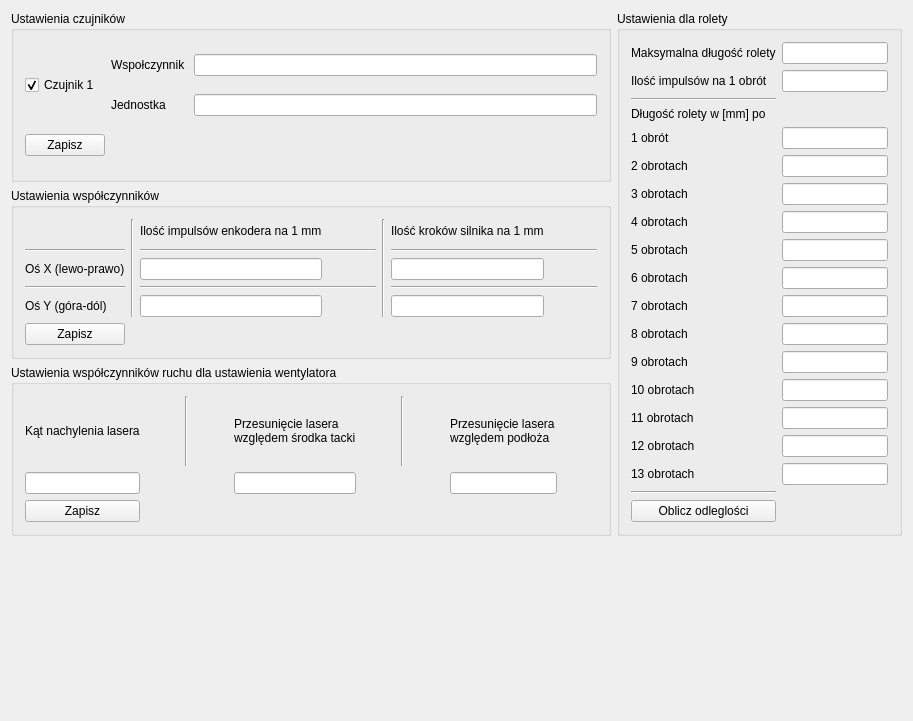
wiacekmarcin/StanowiskoOtwock, file PrzeplywomierzGUI/Serwis/mainwindow.ui: the form before one commit.
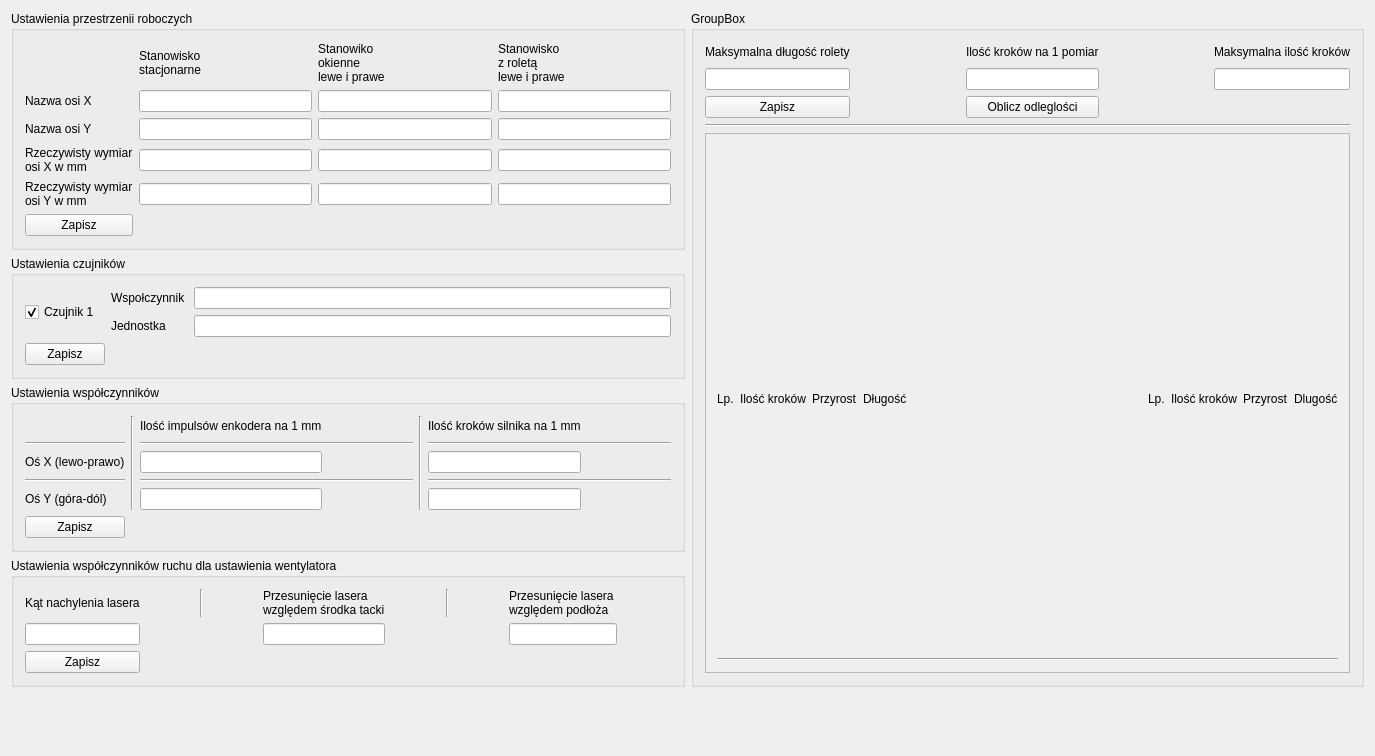
The form after the commit.

The edit to the form file:
```diff
--- a/PrzeplywomierzGUI/Serwis/mainwindow.ui
+++ b/PrzeplywomierzGUI/Serwis/mainwindow.ui
@@ -6,8 +6,8 @@
    <rect>
     <x>0</x>
     <y>0</y>
-    <width>913</width>
-    <height>721</height>
+    <width>1375</width>
+    <height>756</height>
    </rect>
   </property>
   <property name="windowTitle">
@@ -15,7 +15,67 @@
   </property>
   <widget class="QWidget" name="centralWidget">
    <layout class="QGridLayout" name="gridLayout_2">
-    <item row="4" column="0">
+    <item row="2" column="0">
+     <widget class="QGroupBox" name="groupBox">
+      <property name="title">
+       <string>Ustawienia czujników</string>
+      </property>
+      <property name="flat">
+       <bool>false</bool>
+      </property>
+      <layout class="QGridLayout" name="gridLayoutCzujniki">
+       <item row="0" column="0" rowspan="2">
+        <widget class="QCheckBox" name="cbcz1">
+         <property name="text">
+          <string>Czujnik 1</string>
+         </property>
+         <property name="checked">
+          <bool>true</bool>
+         </property>
+        </widget>
+       </item>
+       <item row="0" column="1">
+        <widget class="QLabel" name="lratio1">
+         <property name="text">
+          <string>Wspołczynnik </string>
+         </property>
+        </widget>
+       </item>
+       <item row="0" column="2">
+        <widget class="QLineEdit" name="ecz1ratio">
+         <property name="text">
+          <string/>
+         </property>
+        </widget>
+       </item>
+       <item row="1" column="1">
+        <widget class="QLabel" name="lunit1">
+         <property name="text">
+          <string>Jednostka</string>
+         </property>
+        </widget>
+       </item>
+       <item row="1" column="2">
+        <widget class="QLineEdit" name="ecz1unit">
+         <property name="text">
+          <string/>
+         </property>
+         <property name="maxLength">
+          <number>10</number>
+         </property>
+        </widget>
+       </item>
+       <item row="2" column="0">
+        <widget class="QPushButton" name="pbSaveRadioCzujnik">
+         <property name="text">
+          <string>Zapisz</string>
+         </property>
+        </widget>
+       </item>
+      </layout>
+     </widget>
+    </item>
+    <item row="5" column="0">
      <spacer name="verticalSpacer">
       <property name="orientation">
        <enum>Qt::Vertical</enum>
@@ -28,134 +88,7 @@
       </property>
      </spacer>
     </item>
-    <item row="2" column="0">
-     <widget class="QGroupBox" name="groupBoxWentylator">
-      <property name="title">
-       <string>Ustawienia współczynników ruchu dla ustawienia wentylatora</string>
-      </property>
-      <layout class="QGridLayout" name="gridLayoutWenty">
-       <item row="0" column="0">
-        <widget class="QLabel" name="lwiatrakkat">
-         <property name="text">
-          <string>Kąt nachylenia lasera</string>
-         </property>
-        </widget>
-       </item>
-       <item row="0" column="1">
-        <spacer name="horizontalSpacerWentylator_1">
-         <property name="orientation">
-          <enum>Qt::Horizontal</enum>
-         </property>
-         <property name="sizeHint" stdset="0">
-          <size>
-           <width>40</width>
-           <height>20</height>
-          </size>
-         </property>
-        </spacer>
-       </item>
-       <item row="0" column="2">
-        <widget class="Line" name="linewentylator_1">
-         <property name="orientation">
-          <enum>Qt::Vertical</enum>
-         </property>
-        </widget>
-       </item>
-       <item row="0" column="3">
-        <spacer name="horizontalSpacerWentylator_2">
-         <property name="orientation">
-          <enum>Qt::Horizontal</enum>
-         </property>
-         <property name="sizeHint" stdset="0">
-          <size>
-           <width>40</width>
-           <height>20</height>
-          </size>
-         </property>
-        </spacer>
-       </item>
-       <item row="0" column="4">
-        <widget class="QLabel" name="lwiatrakx">
-         <property name="text">
-          <string>Przesunięcie lasera
-względem środka tacki</string>
-         </property>
-        </widget>
-       </item>
-       <item row="0" column="5">
-        <spacer name="horizontalSpacerWentylator_3">
-         <property name="orientation">
-          <enum>Qt::Horizontal</enum>
-         </property>
-         <property name="sizeHint" stdset="0">
-          <size>
-           <width>40</width>
-           <height>20</height>
-          </size>
-         </property>
-        </spacer>
-       </item>
-       <item row="0" column="6">
-        <widget class="Line" name="linewentylator_2">
-         <property name="orientation">
-          <enum>Qt::Vertical</enum>
-         </property>
-        </widget>
-       </item>
-       <item row="0" column="7">
-        <spacer name="horizontalSpacerWentylator_4">
-         <property name="orientation">
-          <enum>Qt::Horizontal</enum>
-         </property>
-         <property name="sizeHint" stdset="0">
-          <size>
-           <width>40</width>
-           <height>20</height>
-          </size>
-         </property>
-        </spacer>
-       </item>
-       <item row="0" column="8">
-        <widget class="QLabel" name="lwiatraky">
-         <property name="text">
-          <string>Przesunięcie lasera
-względem podłoża</string>
-         </property>
-        </widget>
-       </item>
-       <item row="0" column="9">
-        <spacer name="horizontalSpacerWentylator_5">
-         <property name="orientation">
-          <enum>Qt::Horizontal</enum>
-         </property>
-         <property name="sizeHint" stdset="0">
-          <size>
-           <width>40</width>
-           <height>20</height>
-          </size>
-         </property>
-        </spacer>
-       </item>
-       <item row="1" column="0">
-        <widget class="QLineEdit" name="ewiatrakkat"/>
-       </item>
-       <item row="1" column="4">
-        <widget class="QLineEdit" name="ewiatrakx"/>
-       </item>
-       <item row="1" column="8">
-        <widget class="QLineEdit" name="ewiatraky"/>
-       </item>
-       <item row="2" column="0">
-        <widget class="QPushButton" name="pbSaveWentylator">
-         <property name="text">
-          <string>Zapisz</string>
-         </property>
-        </widget>
-       </item>
-      </layout>
-     </widget>
-    </item>
-    <item row="1" column="0">
+    <item row="3" column="0">
      <widget class="QGroupBox" name="groupBoxMechanizm">
       <property name="title">
        <string>Ustawienia współczynników</string>
@@ -293,105 +226,290 @@
       </layout>
      </widget>
     </item>
-    <item row="0" column="0">
-     <widget class="QGroupBox" name="groupBox">
+    <item row="4" column="0">
+     <widget class="QGroupBox" name="groupBoxWentylator">
       <property name="title">
-       <string>Ustawienia czujników</string>
+       <string>Ustawienia współczynników ruchu dla ustawienia wentylatora</string>
       </property>
-      <property name="flat">
-       <bool>false</bool>
-      </property>
-      <layout class="QGridLayout" name="gridLayoutCzujniki">
-       <item row="0" column="0" rowspan="2">
-        <widget class="QCheckBox" name="cbcz1">
-         <property name="text">
-          <string>Czujnik 1</string>
+      <layout class="QGridLayout" name="gridLayoutWenty">
+       <item row="0" column="5">
+        <spacer name="horizontalSpacerWentylator_3">
+         <property name="orientation">
+          <enum>Qt::Horizontal</enum>
          </property>
-         <property name="checked">
-          <bool>true</bool>
+         <property name="sizeHint" stdset="0">
+          <size>
+           <width>40</width>
+           <height>20</height>
+          </size>
          </property>
-        </widget>
+        </spacer>
        </item>
        <item row="0" column="1">
-        <widget class="QLabel" name="lratio1">
-         <property name="text">
-          <string>Wspołczynnik </string>
+        <spacer name="horizontalSpacerWentylator_1">
+         <property name="orientation">
+          <enum>Qt::Horizontal</enum>
          </property>
-        </widget>
+         <property name="sizeHint" stdset="0">
+          <size>
+           <width>40</width>
+           <height>20</height>
+          </size>
+         </property>
+        </spacer>
        </item>
        <item row="0" column="2">
-        <widget class="QLineEdit" name="ecz1ratio">
-         <property name="text">
-          <string/>
+        <widget class="Line" name="linewentylator_1">
+         <property name="orientation">
+          <enum>Qt::Vertical</enum>
          </property>
         </widget>
        </item>
-       <item row="1" column="1">
-        <widget class="QLabel" name="lunit1">
-         <property name="text">
-          <string>Jednostka</string>
+       <item row="0" column="6">
+        <widget class="Line" name="linewentylator_2">
+         <property name="orientation">
+          <enum>Qt::Vertical</enum>
          </property>
         </widget>
        </item>
-       <item row="1" column="2">
-        <widget class="QLineEdit" name="ecz1unit">
+       <item row="0" column="8">
+        <widget class="QLabel" name="lwiatraky">
          <property name="text">
-          <string/>
+          <string>Przesunięcie lasera
+względem podłoża</string>
          </property>
-         <property name="maxLength">
-          <number>10</number>
+        </widget>
+       </item>
+       <item row="0" column="9">
+        <spacer name="horizontalSpacerWentylator_5">
+         <property name="orientation">
+          <enum>Qt::Horizontal</enum>
+         </property>
+         <property name="sizeHint" stdset="0">
+          <size>
+           <width>40</width>
+           <height>20</height>
+          </size>
+         </property>
+        </spacer>
+       </item>
+       <item row="1" column="8">
+        <widget class="QLineEdit" name="ewiatraky"/>
+       </item>
+       <item row="0" column="3">
+        <spacer name="horizontalSpacerWentylator_2">
+         <property name="orientation">
+          <enum>Qt::Horizontal</enum>
+         </property>
+         <property name="sizeHint" stdset="0">
+          <size>
+           <width>40</width>
+           <height>20</height>
+          </size>
+         </property>
+        </spacer>
+       </item>
+       <item row="0" column="7">
+        <spacer name="horizontalSpacerWentylator_4">
+         <property name="orientation">
+          <enum>Qt::Horizontal</enum>
+         </property>
+         <property name="sizeHint" stdset="0">
+          <size>
+           <width>40</width>
+           <height>20</height>
+          </size>
+         </property>
+        </spacer>
+       </item>
+       <item row="1" column="4">
+        <widget class="QLineEdit" name="ewiatrakx"/>
+       </item>
+       <item row="0" column="0">
+        <widget class="QLabel" name="lwiatrakkat">
+         <property name="text">
+          <string>Kąt nachylenia lasera</string>
          </property>
         </widget>
        </item>
        <item row="2" column="0">
-        <widget class="QPushButton" name="pbSaveRadioCzujnik">
+        <widget class="QPushButton" name="pbSaveWentylator">
          <property name="text">
           <string>Zapisz</string>
          </property>
         </widget>
        </item>
+       <item row="1" column="0">
+        <widget class="QLineEdit" name="ewiatrakkat"/>
+       </item>
+       <item row="0" column="4">
+        <widget class="QLabel" name="lwiatrakx">
+         <property name="text">
+          <string>Przesunięcie lasera
+względem środka tacki</string>
+         </property>
+        </widget>
+       </item>
       </layout>
      </widget>
     </item>
-    <item row="0" column="1" rowspan="3">
+    <item row="1" column="0">
      <widget class="QGroupBox" name="groupBox_2">
       <property name="title">
-       <string>Ustawienia dla rolety</string>
+       <string>Ustawienia przestrzenii roboczych</string>
+      </property>
+      <layout class="QGridLayout" name="gridLayout_4">
+       <item row="2" column="2">
+        <widget class="QLineEdit" name="okno_osY_nazwa"/>
+       </item>
+       <item row="0" column="1">
+        <widget class="QLabel" name="label_3">
+         <property name="text">
+          <string>Stanowisko
+stacjonarne</string>
+         </property>
+        </widget>
+       </item>
+       <item row="3" column="0">
+        <widget class="QLabel" name="label_8">
+         <property name="text">
+          <string>Rzeczywisty wymiar
+osi X w mm</string>
+         </property>
+        </widget>
+       </item>
+       <item row="1" column="2">
+        <widget class="QLineEdit" name="okno_osX_nazwa"/>
+       </item>
+       <item row="4" column="3">
+        <widget class="QLineEdit" name="roleta_osY_real"/>
+       </item>
+       <item row="4" column="1">
+        <widget class="QLineEdit" name="stac_osY_real"/>
+       </item>
+       <item row="3" column="2">
+        <widget class="QLineEdit" name="okno_osX_real"/>
+       </item>
+       <item row="1" column="1">
+        <widget class="QLineEdit" name="stac_osX_nazwa"/>
+       </item>
+       <item row="3" column="1">
+        <widget class="QLineEdit" name="stac_osX_real"/>
+       </item>
+       <item row="1" column="0">
+        <widget class="QLabel" name="label_6">
+         <property name="text">
+          <string>Nazwa osi X</string>
+         </property>
+        </widget>
+       </item>
+       <item row="0" column="3">
+        <widget class="QLabel" name="label_5">
+         <property name="text">
+          <string>Stanowisko
+z roletą
+lewe i prawe</string>
+         </property>
+        </widget>
+       </item>
+       <item row="4" column="2">
+        <widget class="QLineEdit" name="okno_osY_real"/>
+       </item>
+       <item row="3" column="3">
+        <widget class="QLineEdit" name="roleta_osX_real"/>
+       </item>
+       <item row="1" column="3">
+        <widget class="QLineEdit" name="roleta_osX_nazwa"/>
+       </item>
+       <item row="2" column="0">
+        <widget class="QLabel" name="label_7">
+         <property name="text">
+          <string>Nazwa osi Y</string>
+         </property>
+        </widget>
+       </item>
+       <item row="2" column="3">
+        <widget class="QLineEdit" name="roleta_osY_nazwa"/>
+       </item>
+       <item row="4" column="0">
+        <widget class="QLabel" name="label_9">
+         <property name="text">
+          <string>Rzeczywisty wymiar
+osi Y w mm</string>
+         </property>
+        </widget>
+       </item>
+       <item row="0" column="2">
+        <widget class="QLabel" name="label_4">
+         <property name="text">
+          <string>Stanowiko
+okienne
+lewe i prawe</string>
+         </property>
+        </widget>
+       </item>
+       <item row="5" column="0">
+        <widget class="QPushButton" name="pbSaveWymiary">
+         <property name="text">
+          <string>Zapisz</string>
+         </property>
+        </widget>
+       </item>
+       <item row="2" column="1">
+        <widget class="QLineEdit" name="stac_osY_nazwa"/>
+       </item>
+      </layout>
+     </widget>
+    </item>
+    <item row="1" column="1" rowspan="4">
+     <widget class="QGroupBox" name="groupBox_3">
+      <property name="title">
+       <string>GroupBox</string>
       </property>
       <layout class="QGridLayout" name="gridLayout">
-       <item row="4" column="0">
-        <widget class="QLabel" name="lobrot1">
+       <item row="0" column="4">
+        <widget class="QLabel" name="label_2">
          <property name="text">
-          <string>1 obrót</string>
+          <string>Maksymalna ilość kroków</string>
          </property>
         </widget>
        </item>
-       <item row="16" column="1">
-        <widget class="QLineEdit" name="RolObrot13"/>
-       </item>
-       <item row="13" column="1">
-        <widget class="QLineEdit" name="RolObrot10"/>
-       </item>
-       <item row="10" column="1">
-        <widget class="QLineEdit" name="RolObrot7"/>
-       </item>
-       <item row="5" column="0">
-        <widget class="QLabel" name="lobrot2">
-         <property name="text">
-          <string>2 obrotach</string>
-         </property>
-        </widget>
-       </item>
-       <item row="12" column="1">
-        <widget class="QLineEdit" name="RolObrot9"/>
-       </item>
-       <item row="17" column="0">
+       <item row="3" column="0" colspan="5">
         <widget class="Line" name="line_7">
          <property name="orientation">
           <enum>Qt::Horizontal</enum>
          </property>
         </widget>
        </item>
+       <item row="0" column="1">
+        <spacer name="horizontalSpacer">
+         <property name="orientation">
+          <enum>Qt::Horizontal</enum>
+         </property>
+         <property name="sizeHint" stdset="0">
+          <size>
+           <width>40</width>
+           <height>20</height>
+          </size>
+         </property>
+        </spacer>
+       </item>
+       <item row="0" column="3">
+        <spacer name="horizontalSpacer_2">
+         <property name="orientation">
+          <enum>Qt::Horizontal</enum>
+         </property>
+         <property name="sizeHint" stdset="0">
+          <size>
+           <width>40</width>
+           <height>20</height>
+          </size>
+         </property>
+        </spacer>
+       </item>
+       <item row="1" column="2">
+        <widget class="QLineEdit" name="roletaImpObrot"/>
+       </item>
        <item row="0" column="0">
         <widget class="QLabel" name="ldlugoscrolety">
          <property name="text">
@@ -399,140 +517,124 @@
          </property>
         </widget>
        </item>
-       <item row="7" column="1">
-        <widget class="QLineEdit" name="RolObrot4"/>
+       <item row="1" column="4">
+        <widget class="QLineEdit" name="rolMaxKrokow"/>
        </item>
-       <item row="10" column="0">
-        <widget class="QLabel" name="lobrot7">
-         <property name="text">
-          <string>7 obrotach</string>
-         </property>
-        </widget>
-       </item>
-       <item row="6" column="0">
-        <widget class="QLabel" name="lobrot3">
-         <property name="text">
-          <string>3 obrotach</string>
-         </property>
-        </widget>
-       </item>
-       <item row="11" column="1">
-        <widget class="QLineEdit" name="RolObrot8"/>
-       </item>
-       <item row="1" column="1">
-        <widget class="QLineEdit" name="roletaImpObrot"/>
-       </item>
-       <item row="15" column="1">
-        <widget class="QLineEdit" name="RolObrot12"/>
-       </item>
-       <item row="11" column="0">
-        <widget class="QLabel" name="lobrot8">
-         <property name="text">
-          <string>8 obrotach</string>
-         </property>
-        </widget>
-       </item>
-       <item row="16" column="0">
-        <widget class="QLabel" name="lobrot13">
-         <property name="text">
-          <string>13 obrotach</string>
-         </property>
-        </widget>
-       </item>
-       <item row="6" column="1">
-        <widget class="QLineEdit" name="RolObrot3"/>
-       </item>
-       <item row="13" column="0">
-        <widget class="QLabel" name="lobrot10">
-         <property name="text">
-          <string>10 obrotach</string>
-         </property>
-        </widget>
-       </item>
-       <item row="8" column="0">
-        <widget class="QLabel" name="lobrot5">
-         <property name="text">
-          <string>5 obrotach</string>
-         </property>
-        </widget>
-       </item>
-       <item row="2" column="0">
-        <widget class="Line" name="line">
-         <property name="orientation">
-          <enum>Qt::Horizontal</enum>
-         </property>
-        </widget>
-       </item>
-       <item row="0" column="1">
-        <widget class="QLineEdit" name="dlugoscRolety"/>
-       </item>
-       <item row="15" column="0">
-        <widget class="QLabel" name="lobrot12">
-         <property name="text">
-          <string>12 obrotach</string>
-         </property>
-        </widget>
-       </item>
-       <item row="4" column="1">
-        <widget class="QLineEdit" name="RolObrot1"/>
-       </item>
-       <item row="12" column="0">
-        <widget class="QLabel" name="lobrot9">
-         <property name="text">
-          <string>9 obrotach</string>
-         </property>
-        </widget>
-       </item>
-       <item row="9" column="0">
-        <widget class="QLabel" name="lobrot6">
-         <property name="text">
-          <string>6 obrotach</string>
-         </property>
-        </widget>
-       </item>
-       <item row="14" column="1">
-        <widget class="QLineEdit" name="RolObrot11"/>
-       </item>
-       <item row="1" column="0">
+       <item row="0" column="2">
         <widget class="QLabel" name="limpuslyrolety">
          <property name="text">
-          <string>Ilość impulsów na 1 obrót</string>
+          <string>Ilość kroków na 1 pomiar</string>
          </property>
         </widget>
        </item>
-       <item row="14" column="0">
-        <widget class="QLabel" name="lobrot11">
-         <property name="text">
-          <string>11 obrotach</string>
-         </property>
-        </widget>
-       </item>
-       <item row="9" column="1">
-        <widget class="QLineEdit" name="RolObrot6"/>
-       </item>
-       <item row="8" column="1">
-        <widget class="QLineEdit" name="RolObrot5"/>
-       </item>
-       <item row="3" column="0" colspan="2">
-        <widget class="QLabel" name="label_4">
-         <property name="text">
-          <string>Długość rolety w [mm] po </string>
-         </property>
-        </widget>
-       </item>
-       <item row="5" column="1">
-        <widget class="QLineEdit" name="RolObrot2"/>
-       </item>
-       <item row="7" column="0">
-        <widget class="QLabel" name="lobrot4">
-         <property name="text">
-          <string>4 obrotach</string>
-         </property>
-        </widget>
-       </item>
-       <item row="18" column="0">
+       <item row="2" column="0">
         <widget class="QPushButton" name="pbRoletaSave">
          <property name="text">
+          <string>Zapisz</string>
+         </property>
+        </widget>
+       </item>
+       <item row="1" column="0">
+        <widget class="QLineEdit" name="dlugoscRolety"/>
+       </item>
+       <item row="4" column="0" colspan="5">
+        <widget class="QScrollArea" name="scrollArea">
+         <property name="widgetResizable">
+          <bool>true</bool>
+         </property>
+         <widget class="QWidget" name="scrollAreaWidgetContents">
+          <property name="geometry">
+           <rect>
+            <x>0</x>
+            <y>0</y>
+            <width>649</width>
+            <height>589</height>
+           </rect>
+          </property>
+          <layout class="QGridLayout" name="gridLayout_3">
+           <item row="0" column="0">
+            <widget class="QLabel" name="label_10">
+             <property name="text">
+              <string>Lp.</string>
+             </property>
+            </widget>
+           </item>
+           <item row="0" column="6">
+            <widget class="QLabel" name="label_15">
+             <property name="text">
+              <string>Ilość kroków</string>
+             </property>
+            </widget>
+           </item>
+           <item row="0" column="4">
+            <spacer name="horizontalSpacer_3">
+             <property name="orientation">
+              <enum>Qt::Horizontal</enum>
+             </property>
+             <property name="sizeHint" stdset="0">
+              <size>
+               <width>40</width>
+               <height>20</height>
+              </size>
+             </property>
+            </spacer>
+           </item>
+           <item row="0" column="5">
+            <widget class="QLabel" name="label_14">
+             <property name="text">
+              <string>Lp.</string>
+             </property>
+            </widget>
+           </item>
+           <item row="0" column="7">
+            <widget class="QLabel" name="label_16">
+             <property name="text">
+              <string>Przyrost</string>
+             </property>
+            </widget>
+           </item>
+           <item row="1" column="0" colspan="9">
+            <widget class="Line" name="line">
+             <property name="orientation">
+              <enum>Qt::Horizontal</enum>
+             </property>
+            </widget>
+           </item>
+           <item row="0" column="8">
+            <widget class="QLabel" name="label_17">
+             <property name="text">
+              <string>Dlugość</string>
+             </property>
+            </widget>
+           </item>
+           <item row="0" column="2">
+            <widget class="QLabel" name="label_12">
+             <property name="text">
+              <string>Przyrost</string>
+             </property>
+            </widget>
+           </item>
+           <item row="0" column="1">
+            <widget class="QLabel" name="label_11">
+             <property name="text">
+              <string>Ilość kroków</string>
+             </property>
+            </widget>
+           </item>
+           <item row="0" column="3">
+            <widget class="QLabel" name="label_13">
+             <property name="text">
+              <string>Długość</string>
+             </property>
+            </widget>
+           </item>
+          </layout>
+         </widget>
+        </widget>
+       </item>
+       <item row="2" column="2">
+        <widget class="QPushButton" name="pbcalculate">
+         <property name="text">
           <string>Oblicz odleglości</string>
          </property>
         </widget>
```
Left out of the diff: 34 changed lines with no effect on the pictures.
